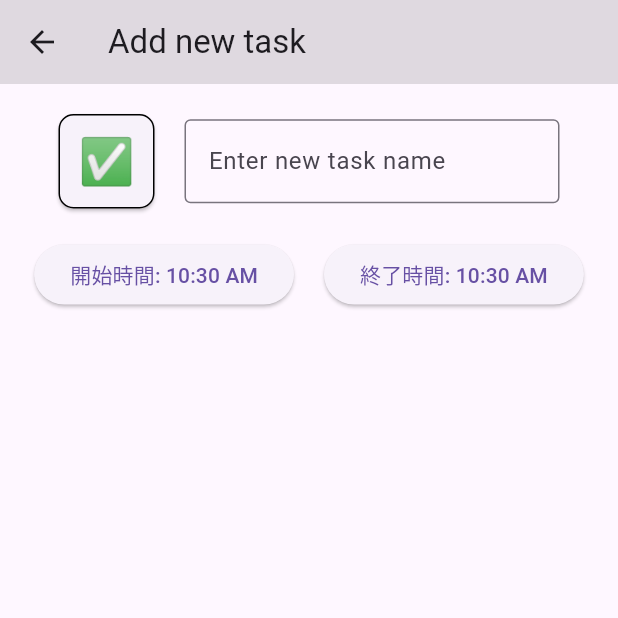
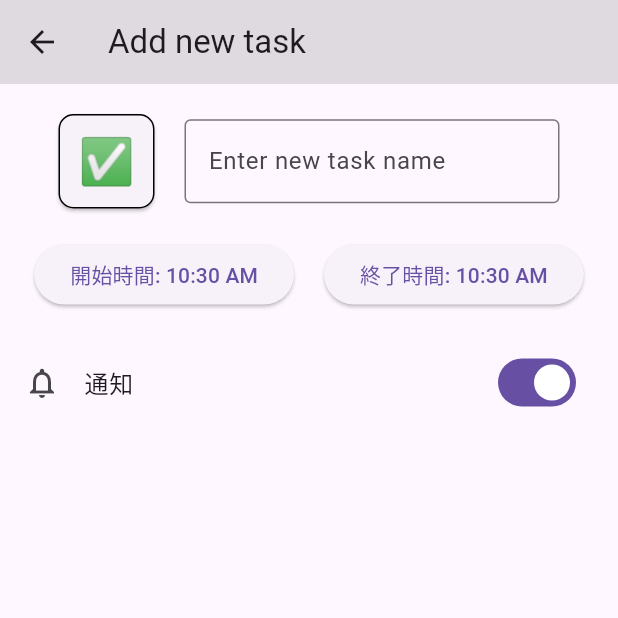
Before and after one commit to y-ma3/routine-app, a Flutter app: the InputForm screen opened directly, on a phone screen of 412 x 824 dp, the top half of it. Run offline on Flutter 3.47's test engine with Material 3 defaults, Android fonts, the phone set to English and light mode, and no system bars; missing offline and left inert: emoji_selector; generated files the repository leaves out were written again.

Commit message:
feat: 通知のトグルボタンを追加

```diff
--- a/lib/view/input_form/input_form_view.dart
+++ b/lib/view/input_form/input_form_view.dart
@@ -14,6 +14,7 @@ class InputFormState extends State<InputForm> {
   String selectedEmoji = "✅";
   TimeOfDay startTime = TimeOfDay.now();
   TimeOfDay endTime = TimeOfDay.now();
+  bool _value = true;
 
   @override
   Widget build(BuildContext context) {
@@ -125,7 +126,8 @@ class InputFormState extends State<InputForm> {
                         // ignore: use_build_context_synchronously
                         ScaffoldMessenger.of(context).showSnackBar(
                           const SnackBar(
-                              content: Text('終了時間は開始時間より後に設定してください。')),
+                            content: Text('終了時間は開始時間より後に設定してください。'),
+                          ),
                         );
                       }
                     } while (selectedTime.hour < startTime.hour ||
@@ -139,6 +141,15 @@ class InputFormState extends State<InputForm> {
                 ),
               ],
             ),
+            const Padding(
+              padding: EdgeInsets.all(10),
+            ),
+            SwitchListTile(
+              title: const Text('通知'),
+              secondary: const Icon(Icons.notifications_none),
+              value: _value,
+              onChanged: (value) => setState(() => _value = value),
+            ),
           ],
         ),
       ),
```
